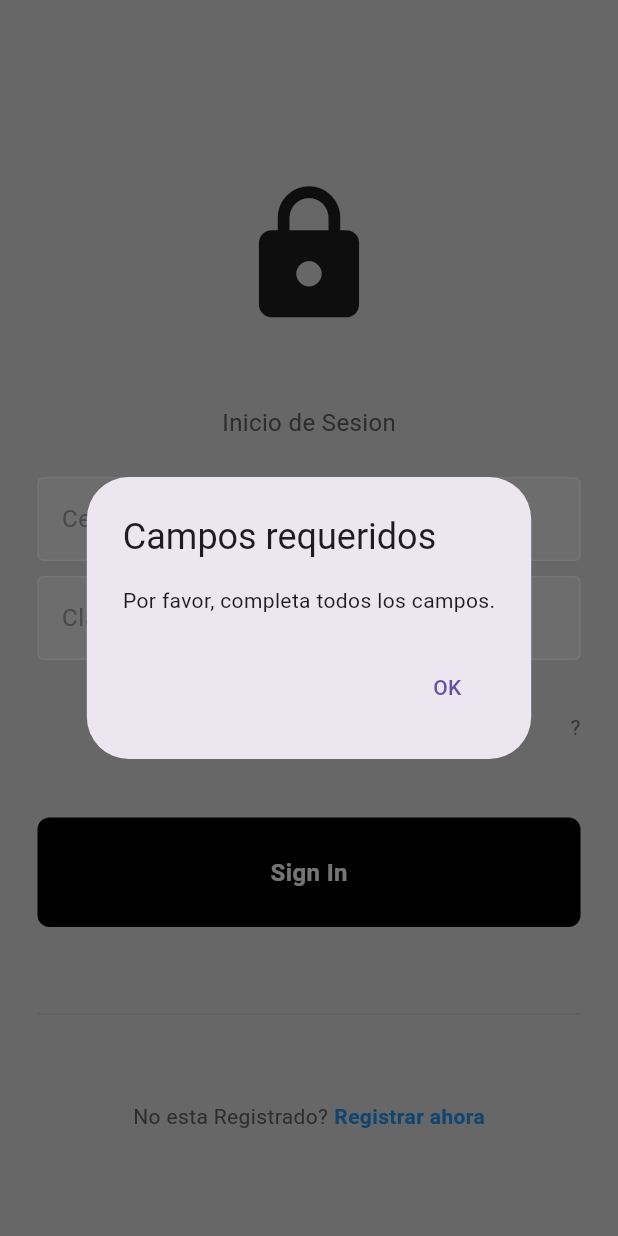
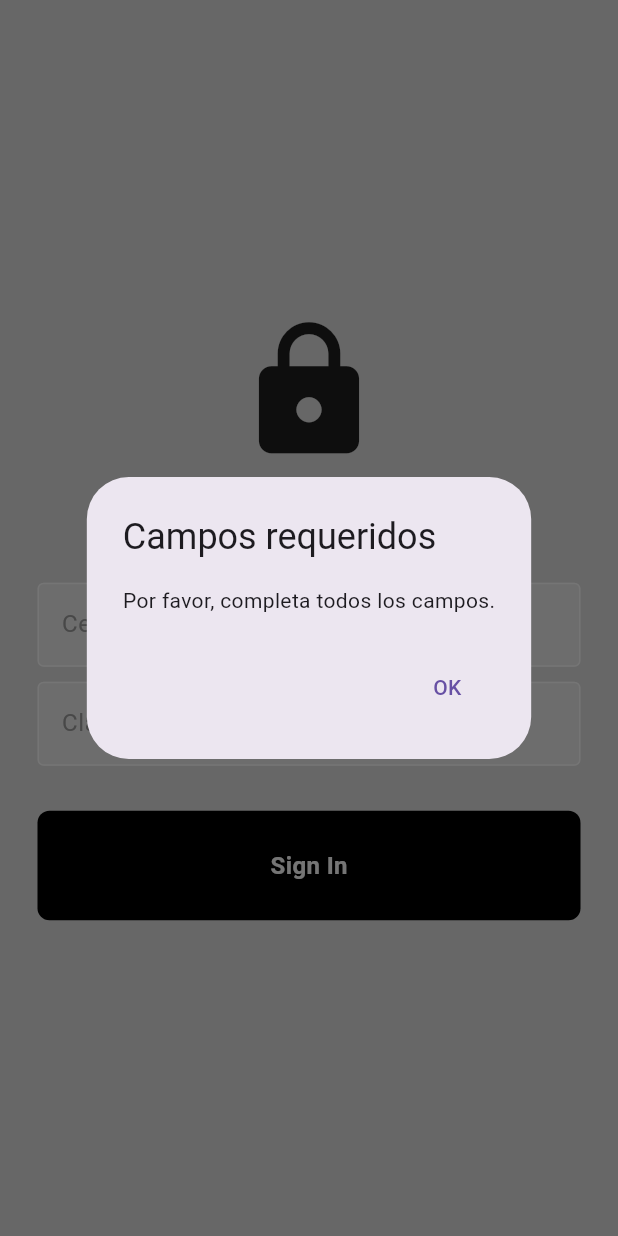
Before and after one commit to theboxPE/defensa_civil, a Flutter app: the LoginPage screen opened directly, after a tap on "Sign In", on a phone screen of 412 x 824 dp. Run offline on Flutter 3.47's test engine with Material 3 defaults, Android fonts, the phone set to English and light mode, and no system bars; our stand-ins replace fluttertoast, shared_preferences; accounts and stored records are empty.

Commit message:
algunos cambios en el login, y creacion de otras carpertas

```diff
--- a/lib/login.dart
+++ b/lib/login.dart
@@ -4,16 +4,16 @@
 import 'package:defensa_civil/token.dart';
 import 'package:flutter/material.dart';
 import 'package:http/http.dart' as http;
-import 'noticias.dart';
+import 'post_login/noticias_login.dart';
 
 class LoginPage extends StatefulWidget {
   const LoginPage({super.key});
 
   @override
-  _LoginPageState createState() => _LoginPageState();
+  LoginPageState createState() => LoginPageState();
 }
 
-class _LoginPageState extends State<LoginPage> {
+class LoginPageState extends State<LoginPage> {
   final TextEditingController usernameController = TextEditingController();
   final TextEditingController passwordController = TextEditingController();
 
@@ -55,7 +55,7 @@
           // Navega a la página de noticias después de iniciar sesión
           Navigator.pushReplacement(
             context,
-            MaterialPageRoute(builder: (context) => NoticiaPage()),
+            MaterialPageRoute(builder: (context) => const NoticiaPage()),
           );
         } else {
           showDialog(
@@ -112,7 +112,7 @@
                 size: 100,
               ),
 
-              const SizedBox(height: 50),
+              const SizedBox(height: 30),
 
               //welcome back, you ve been missed!
               Text(
@@ -123,9 +123,7 @@
                   ),
               ),
 
-
               const SizedBox(height: 25),
-
 
               // username textfield
               MytextField(
@@ -143,24 +141,10 @@
                 obscureText: true,
               ),
 
-              const SizedBox(height: 10),
+              const SizedBox(height: 30),
 
 
-              // forgot password?
-              Padding(
-                padding: const EdgeInsets.all(25.0),
-                child: Row(
-                  mainAxisAlignment: MainAxisAlignment.end,
-                  children: [
-                    Text(
-                      '?',
-                      style: TextStyle(color: Colors.grey[600]),
-                    ),
-                  ],
-                ),
-              ),
 
-              const SizedBox(height: 25),
 
               // sign in button
               MyButton(
@@ -169,45 +153,6 @@
 
 
               const SizedBox(height: 50),
-
-
-              // or continue with
-              Padding(
-                padding: const EdgeInsets.symmetric(horizontal: 25.0),
-                child: Row(
-                  children: [
-                    Expanded(
-                      child: Divider(
-                        thickness: 0.5,
-                        color: Colors.grey[400],
-                      ),
-                    ),
-                  ],
-                ),
-              ),
-
-
-              const SizedBox(height: 50),
-
-              //not a member? register now
-              Row(
-                mainAxisAlignment: MainAxisAlignment.center,
-                children: [
-                  Text(
-                    'No esta Registrado?',
-                    style: TextStyle(
-                      color: Colors.grey[700],
-                    ),
-                  ),
-                  const SizedBox(width: 4),
-                  const Text(
-                    'Registrar ahora',
-                    style: TextStyle(
-                      color: Colors.blue, fontWeight: FontWeight.bold,
-                    ),
-                  ),
-                ],
-              ),
             ],
           ),
         ),
--- a/lib/navbar.dart
+++ b/lib/navbar.dart
@@ -1,11 +1,11 @@
 import 'package:defensa_civil/login.dart';
 import 'package:defensa_civil/main.dart';
 import 'package:defensa_civil/miembros.dart';
-import 'package:defensa_civil/noticias.dart';
+
 import 'package:defensa_civil/servicios.dart';
 import 'package:defensa_civil/historia.dart';
 import 'package:defensa_civil/voluntario.dart';
-import 'package:flutter/material.dart' show AssetImage, BuildContext, CircleAvatar, Colors, Column, Divider, Drawer, EdgeInsets, FontWeight, Icon, Icons, ListTile, MaterialPageRoute, Navigator, Padding, SizedBox, StatelessWidget, Text, TextStyle, Widget;
+import 'package:flutter/material.dart' show BuildContext, Colors, Column, Divider, Drawer, EdgeInsets, Icon, Icons, ListTile, MaterialPageRoute, Navigator, Padding, SizedBox, StatelessWidget, Text, TextStyle, Widget;
 
 
 class Navbar extends StatelessWidget {
@@ -50,7 +50,7 @@
               title: const Text('Noticias'),
               onTap: () {
                 Navigator.of(context).push(MaterialPageRoute(
-                  builder: (context) => const NoticiaPage(),
+                  builder: (context) => const MyApp(),
                 ));
               },
             ),
```
Also changed, not shown: assets/gabriel.jpg (renamed from assets/fp.jpg), lib/post_login/navbar.dart (added), lib/post_login/noticias_login.dart (renamed from lib/noticias.dart).
